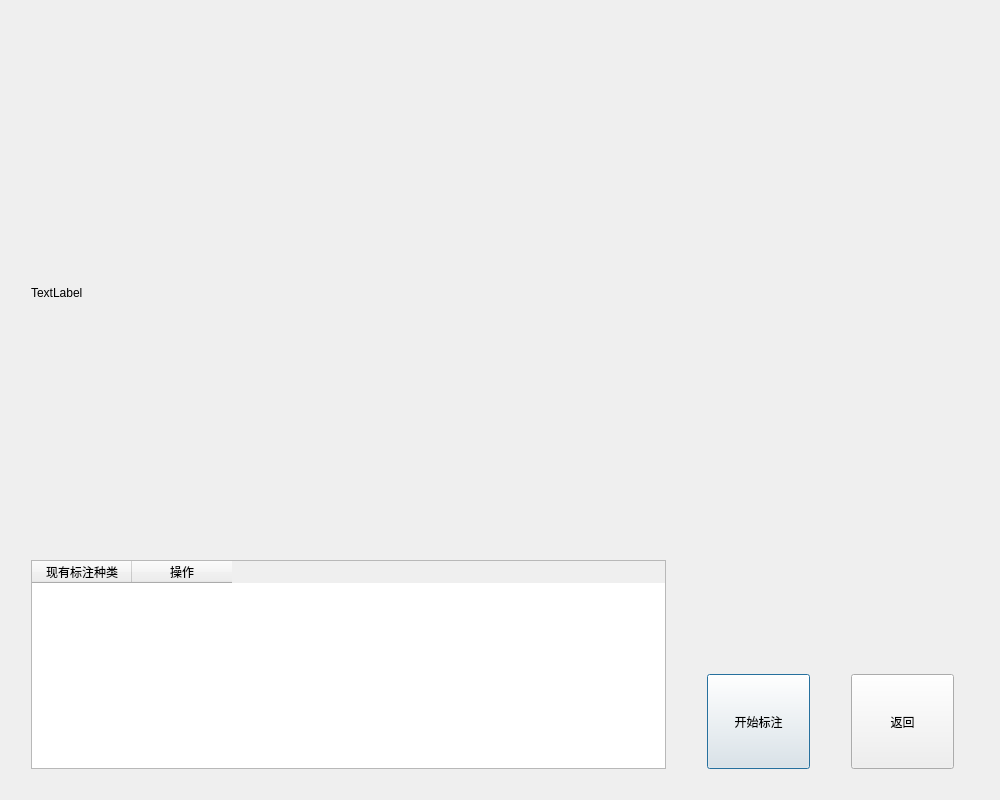
Above: GUI/mark.ui from ZxxWs/IdentifyBuilding before the change. Below: the same form after it.
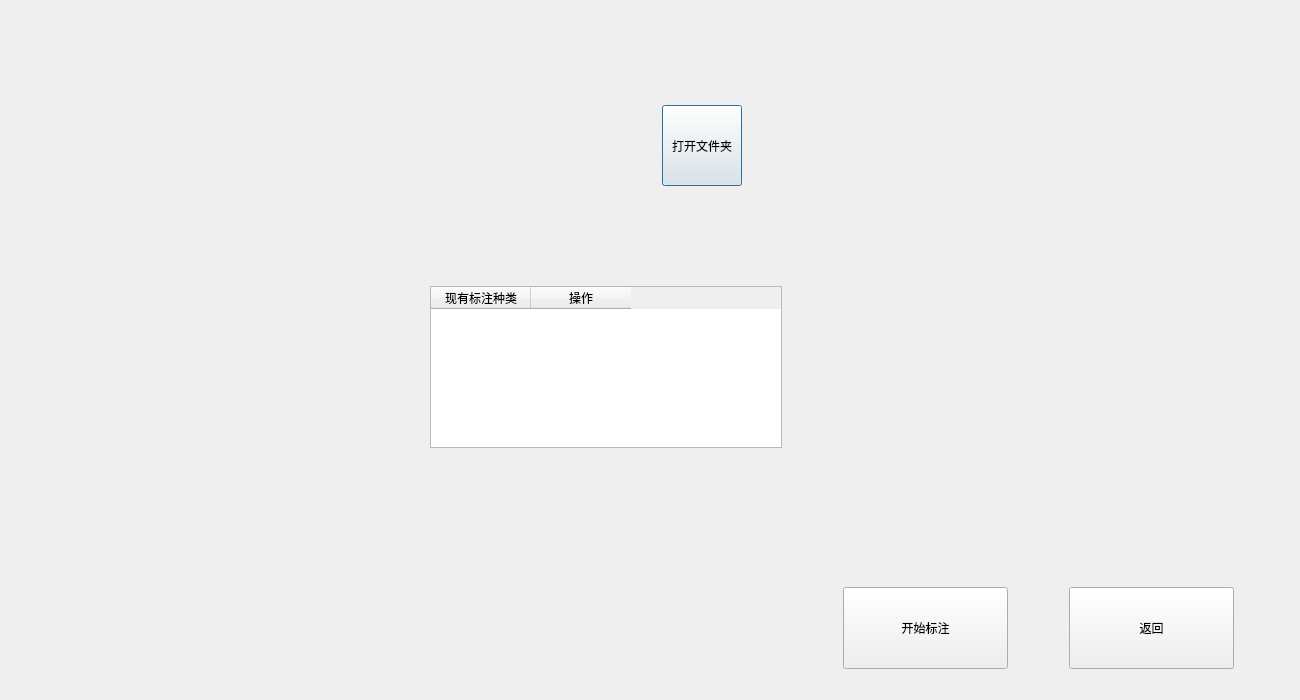
That is the form after the change.

Commit message: mark功能结束（不保证后期修改

Diff of the .ui file:
```diff
--- a/GUI/mark.ui
+++ b/GUI/mark.ui
@@ -6,8 +6,8 @@
    <rect>
     <x>0</x>
     <y>0</y>
-    <width>1000</width>
-    <height>800</height>
+    <width>1300</width>
+    <height>700</height>
    </rect>
   </property>
   <property name="windowTitle">
@@ -19,7 +19,7 @@
      <item>
       <layout class="QVBoxLayout" name="verticalLayout_2">
        <item>
-        <layout class="QHBoxLayout" name="horizontalLayout_2" stretch="0,4,2">
+        <layout class="QHBoxLayout" name="horizontalLayout_2" stretch="0,3,2">
          <item>
           <spacer name="horizontalSpacer">
            <property name="orientation">
@@ -34,7 +34,7 @@
           </spacer>
          </item>
          <item>
-          <layout class="QVBoxLayout" name="verticalLayout_5" stretch="0,5,2">
+          <layout class="QVBoxLayout" name="verticalLayout_5" stretch="1,3,1,3,1,1,2">
            <item>
             <spacer name="verticalSpacer_3">
              <property name="orientation">
@@ -43,20 +43,147 @@
              <property name="sizeHint" stdset="0">
               <size>
                <width>20</width>
-               <height>20</height>
+               <height>40</height>
               </size>
              </property>
             </spacer>
            </item>
            <item>
-            <widget class="QLabel" name="label">
-             <property name="text">
-              <string>TextLabel</string>
+            <layout class="QVBoxLayout" name="verticalLayout_6">
+             <item>
+              <layout class="QHBoxLayout" name="horizontalLayout_4" stretch="3,0,0,0">
+               <item>
+                <widget class="QLabel" name="labelOpen">
+                 <property name="sizePolicy">
+                  <sizepolicy hsizetype="Preferred" vsizetype="Expanding">
+                   <horstretch>0</horstretch>
+                   <verstretch>0</verstretch>
+                  </sizepolicy>
+                 </property>
+                 <property name="font">
+                  <font>
+                   <family>Adobe 楷体 Std R</family>
+                  </font>
+                 </property>
+                 <property name="text">
+                  <string/>
+                 </property>
+                </widget>
+               </item>
+               <item>
+                <spacer name="horizontalSpacer_5">
+                 <property name="orientation">
+                  <enum>Qt::Horizontal</enum>
+                 </property>
+                 <property name="sizeHint" stdset="0">
+                  <size>
+                   <width>40</width>
+                   <height>20</height>
+                  </size>
+                 </property>
+                </spacer>
+               </item>
+               <item>
+                <layout class="QVBoxLayout" name="verticalLayout_7" stretch="0,1,0">
+                 <item>
+                  <spacer name="verticalSpacer_7">
+                   <property name="orientation">
+                    <enum>Qt::Vertical</enum>
+                   </property>
+                   <property name="sizeHint" stdset="0">
+                    <size>
+                     <width>20</width>
+                     <height>40</height>
+                    </size>
+                   </property>
+                  </spacer>
+                 </item>
+                 <item>
+                  <widget class="QPushButton" name="pushButtonOpenImgDir">
+                   <property name="sizePolicy">
+                    <sizepolicy hsizetype="Minimum" vsizetype="Expanding">
+                     <horstretch>0</horstretch>
+                     <verstretch>0</verstretch>
+                    </sizepolicy>
+                   </property>
+                   <property name="text">
+                    <string>打开文件夹</string>
+                   </property>
+                   <property name="iconSize">
+                    <size>
+                     <width>30</width>
+                     <height>30</height>
+                    </size>
+                   </property>
+                  </widget>
+                 </item>
+                 <item>
+                  <spacer name="verticalSpacer_8">
+                   <property name="orientation">
+                    <enum>Qt::Vertical</enum>
+                   </property>
+                   <property name="sizeHint" stdset="0">
+                    <size>
+                     <width>20</width>
+                     <height>40</height>
+                    </size>
+                   </property>
+                  </spacer>
+                 </item>
+                </layout>
+               </item>
+               <item>
+                <spacer name="horizontalSpacer_6">
+                 <property name="orientation">
+                  <enum>Qt::Horizontal</enum>
+                 </property>
+                 <property name="sizeHint" stdset="0">
+                  <size>
+                   <width>40</width>
+                   <height>20</height>
+                  </size>
+                 </property>
+                </spacer>
+               </item>
+              </layout>
+             </item>
+            </layout>
+           </item>
+           <item>
+            <spacer name="verticalSpacer_4">
+             <property name="orientation">
+              <enum>Qt::Vertical</enum>
              </property>
-            </widget>
+             <property name="sizeHint" stdset="0">
+              <size>
+               <width>20</width>
+               <height>40</height>
+              </size>
+             </property>
+            </spacer>
            </item>
            <item>
-            <layout class="QHBoxLayout" name="horizontalLayout">
+            <layout class="QHBoxLayout" name="horizontalLayout" stretch="1,0,1">
+             <item>
+              <widget class="QLabel" name="labelTable">
+               <property name="text">
+                <string/>
+               </property>
+              </widget>
+             </item>
+             <item>
+              <spacer name="horizontalSpacer_7">
+               <property name="orientation">
+                <enum>Qt::Horizontal</enum>
+               </property>
+               <property name="sizeHint" stdset="0">
+                <size>
+                 <width>40</width>
+                 <height>20</height>
+                </size>
+               </property>
+              </spacer>
+             </item>
              <item>
               <widget class="QTableWidget" name="tableWidget">
                <column>
@@ -73,12 +200,45 @@
              </item>
             </layout>
            </item>
+           <item>
+            <spacer name="verticalSpacer_2">
+             <property name="orientation">
+              <enum>Qt::Vertical</enum>
+             </property>
+             <property name="sizeHint" stdset="0">
+              <size>
+               <width>20</width>
+               <height>40</height>
+              </size>
+             </property>
+            </spacer>
+           </item>
+           <item>
+            <widget class="QLabel" name="labelOK">
+             <property name="text">
+              <string/>
+             </property>
+            </widget>
+           </item>
+           <item>
+            <spacer name="verticalSpacer_6">
+             <property name="orientation">
+              <enum>Qt::Vertical</enum>
+             </property>
+             <property name="sizeHint" stdset="0">
+              <size>
+               <width>20</width>
+               <height>40</height>
+              </size>
+             </property>
+            </spacer>
+           </item>
           </layout>
          </item>
          <item>
           <layout class="QVBoxLayout" name="verticalLayout_4" stretch="7,1">
            <item>
-            <spacer name="verticalSpacer_2">
+            <spacer name="verticalSpacer_5">
              <property name="orientation">
               <enum>Qt::Vertical</enum>
              </property>
@@ -100,7 +260,7 @@
                <property name="sizeHint" stdset="0">
                 <size>
                  <width>2</width>
-                 <height>20</height>
+                 <height>10</height>
                 </size>
                </property>
               </spacer>
@@ -126,7 +286,7 @@
                <property name="sizeHint" stdset="0">
                 <size>
                  <width>2</width>
-                 <height>20</height>
+                 <height>10</height>
                 </size>
                </property>
               </spacer>
@@ -152,7 +312,7 @@
                <property name="sizeHint" stdset="0">
                 <size>
                  <width>2</width>
-                 <height>20</height>
+                 <height>10</height>
                 </size>
                </property>
               </spacer>
```
The commit also changes 8 other files.
